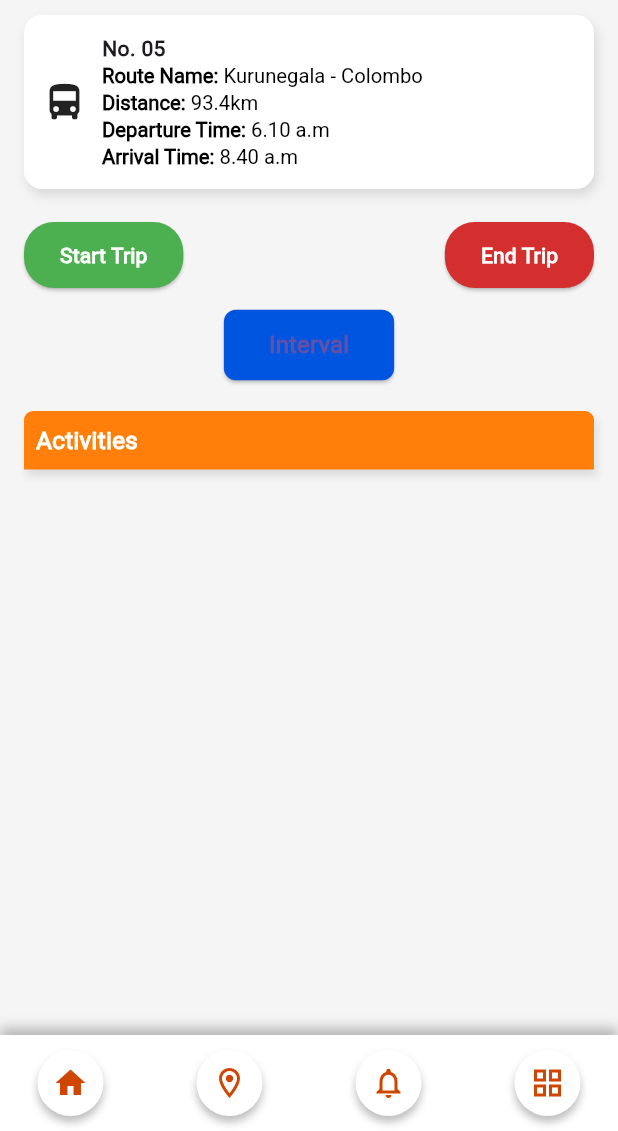
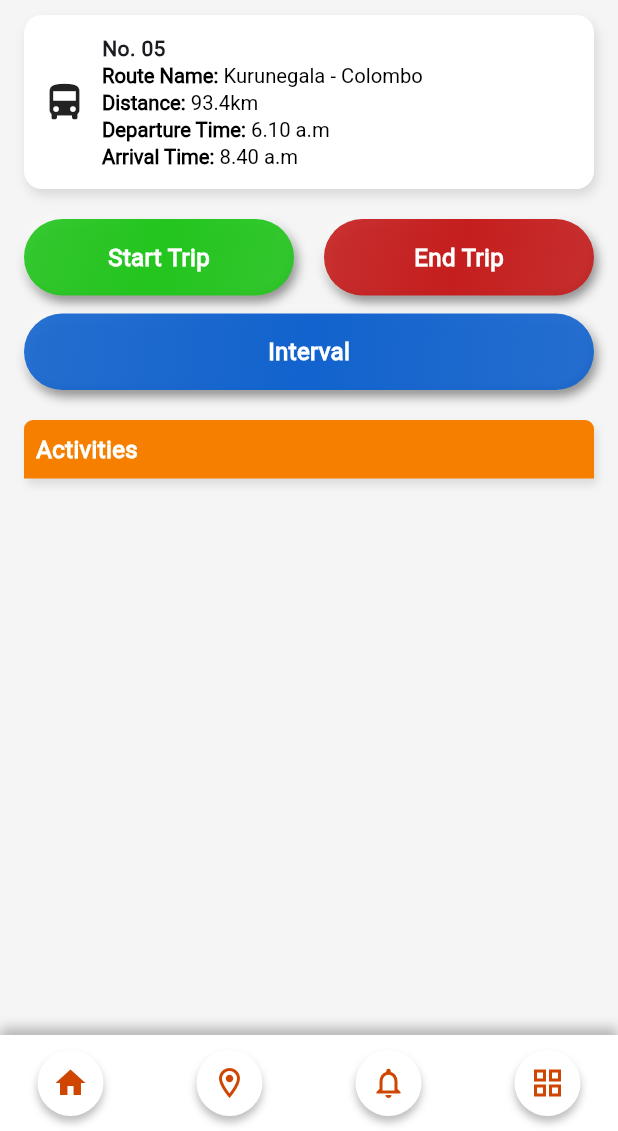
Before and after one commit to arosayru/bus_finder-staff_app, a Flutter app: the ShiftTripScreen screen opened directly, on a phone screen of 412 x 824 dp, the part 105-1236 px from its top. Run offline on Flutter 3.47's test engine with Material 3 defaults, Android fonts, the phone set to English and light mode, and no system bars.

Commit message:
Update shift trip

```diff
--- a/bus_finder_staff_app/lib/screens/shift_trip_screen.dart
+++ b/bus_finder_staff_app/lib/screens/shift_trip_screen.dart
@@ -19,8 +19,10 @@ class _ShiftTripScreenState extends State<ShiftTripScreen> {
 
   void _addActivity(String label) {
     final now = DateTime.now();
-    final time = "${now.hour % 12 == 0 ? 12 : now.hour % 12}.${now.minute.toString().padLeft(2, '0')}${now.hour >= 12 ? 'p.m' : 'a.m'}";
-    final date = "${now.day.toString().padLeft(2, '0')}/${now.month.toString().padLeft(2, '0')}/${now.year}";
+    final time =
+        "${now.hour % 12 == 0 ? 12 : now.hour % 12}.${now.minute.toString().padLeft(2, '0')}${now.hour >= 12 ? 'p.m' : 'a.m'}";
+    final date =
+        "${now.day.toString().padLeft(2, '0')}/${now.month.toString().padLeft(2, '0')}/${now.year}";
 
     setState(() {
       activities.insert(
@@ -36,7 +38,6 @@ class _ShiftTripScreenState extends State<ShiftTripScreen> {
       backgroundColor: const Color(0xFFF5F5F5),
       body: Column(
         children: [
-          // Header
           Container(
             padding: const EdgeInsets.symmetric(horizontal: 14, vertical: 22),
             width: double.infinity,
@@ -59,10 +60,7 @@ class _ShiftTripScreenState extends State<ShiftTripScreen> {
               ],
             ),
           ),
-
           const SizedBox(height: 10),
-
-          // Route Info
           Padding(
             padding: const EdgeInsets.symmetric(horizontal: 16),
             child: Container(
@@ -98,48 +96,47 @@ class _ShiftTripScreenState extends State<ShiftTripScreen> {
               ),
             ),
           ),
-
           const SizedBox(height: 20),
-
-          // Action Buttons
           Padding(
             padding: const EdgeInsets.symmetric(horizontal: 16),
             child: Row(
-              mainAxisAlignment: MainAxisAlignment.spaceBetween,
               children: [
-                _buildTripButton("Start Trip", Colors.green, () => _addActivity("Starts Trip")),
-                _buildTripButton("End Trip", Colors.red.shade700, () => _addActivity("Ends Trip")),
+                Expanded(
+                  child: _buildStyledButton(
+                    "Start Trip",
+                    const Color(0xFF23C51E),
+                    () => _addActivity("Starts Trip"),
+                  ),
+                ),
+                const SizedBox(width: 20),
+                Expanded(
+                  child: _buildStyledButton(
+                    "End Trip",
+                    const Color(0xFFC51E1E),
+                    () => _addActivity("Ends Trip"),
+                  ),
+                ),
               ],
             ),
           ),
-
           const SizedBox(height: 12),
           Padding(
             padding: const EdgeInsets.symmetric(horizontal: 16),
-            child: ElevatedButton(
-              onPressed: () => _addActivity("Interval"),
-              style: ElevatedButton.styleFrom(
-                backgroundColor: const Color(0xFF0055E0),
-                shape: RoundedRectangleBorder(borderRadius: BorderRadius.circular(8)),
-                padding: const EdgeInsets.symmetric(horizontal: 30, vertical: 12),
-              ),
-              child: const Text(
-                "Interval",
-                style: TextStyle(fontWeight: FontWeight.bold, fontSize: 16),
-              ),
+            child: _buildStyledButton(
+              "Interval",
+              const Color(0xFF1263CE),
+              () => _addActivity("Interval"),
+              isWide: true,
             ),
           ),
-
           const SizedBox(height: 20),
-
-          // Activity List
           Padding(
             padding: const EdgeInsets.symmetric(horizontal: 16),
             child: Container(
               width: double.infinity,
               padding: const EdgeInsets.all(8),
               decoration: BoxDecoration(
-                color: const Color(0xFFFF7F0A),
+                color: const Color(0xFFF67F00),
                 borderRadius: const BorderRadius.only(
                   topLeft: Radius.circular(6),
                   topRight: Radius.circular(6),
@@ -158,8 +155,6 @@ class _ShiftTripScreenState extends State<ShiftTripScreen> {
               ),
             ),
           ),
-
-          // Activity Items
           Expanded(
             child: Padding(
               padding: const EdgeInsets.symmetric(horizontal: 16),
@@ -179,8 +174,6 @@ class _ShiftTripScreenState extends State<ShiftTripScreen> {
           ),
         ],
       ),
-
-      // Bottom nav bar (unselected style)
       bottomNavigationBar: _buildBottomNavBar(context),
     );
   }
@@ -200,15 +193,39 @@ class _ShiftTripScreenState extends State<ShiftTripScreen> {
     );
   }
 
-  Widget _buildTripButton(String text, Color color, VoidCallback onPressed) {
-    return ElevatedButton(
-      onPressed: onPressed,
-      style: ElevatedButton.styleFrom(
-        backgroundColor: color,
-        shape: RoundedRectangleBorder(borderRadius: BorderRadius.circular(20)),
-        padding: const EdgeInsets.symmetric(horizontal: 24, vertical: 12),
+  Widget _buildStyledButton(String text, Color color, VoidCallback onPressed, {bool isWide = false}) {
+    return GestureDetector(
+      onTap: onPressed,
+      child: Container(
+        width: isWide ? double.infinity : null,
+        padding: const EdgeInsets.symmetric(vertical: 14),
+        decoration: BoxDecoration(
+          gradient: LinearGradient(
+            colors: [
+              color.withOpacity(0.9),
+              color,
+              color.withOpacity(0.9),
+            ],
+            begin: Alignment.topLeft,
+            end: Alignment.bottomRight,
+          ),
+          borderRadius: BorderRadius.circular(30),
+          boxShadow: const [
+            BoxShadow(color: Colors.black45, blurRadius: 6, offset: Offset(2, 4)),
+            BoxShadow(color: Colors.white60, blurRadius: 3, offset: Offset(-2, -2)),
+          ],
+        ),
+        child: Center(
+          child: Text(
+            text,
+            style: const TextStyle(
+              color: Colors.white,
+              fontWeight: FontWeight.bold,
+              fontSize: 16,
+            ),
+          ),
+        ),
       ),
-      child: Text(text, style: const TextStyle(color: Colors.white, fontWeight: FontWeight.bold)),
     );
   }
 
@@ -257,10 +274,10 @@ class _ShiftTripScreenState extends State<ShiftTripScreen> {
             },
             child: Container(
               padding: const EdgeInsets.all(10),
-              decoration: BoxDecoration(
+              decoration: const BoxDecoration(
                 shape: BoxShape.circle,
                 color: Colors.white,
-                boxShadow: const [
+                boxShadow: [
                   BoxShadow(color: Colors.black26, blurRadius: 4, offset: Offset(0, 4)),
                 ],
               ),
```
